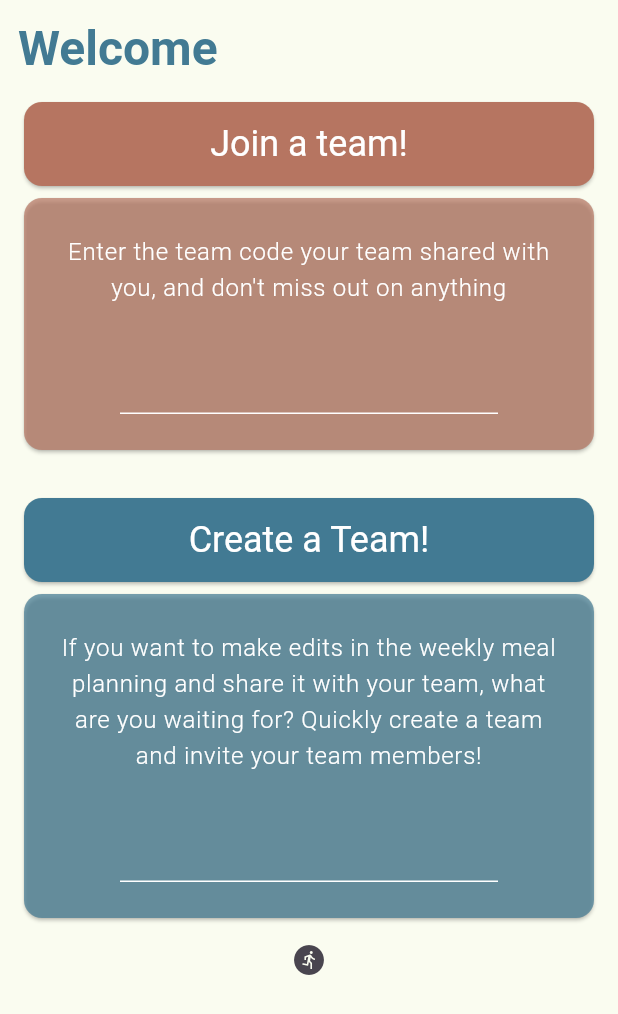
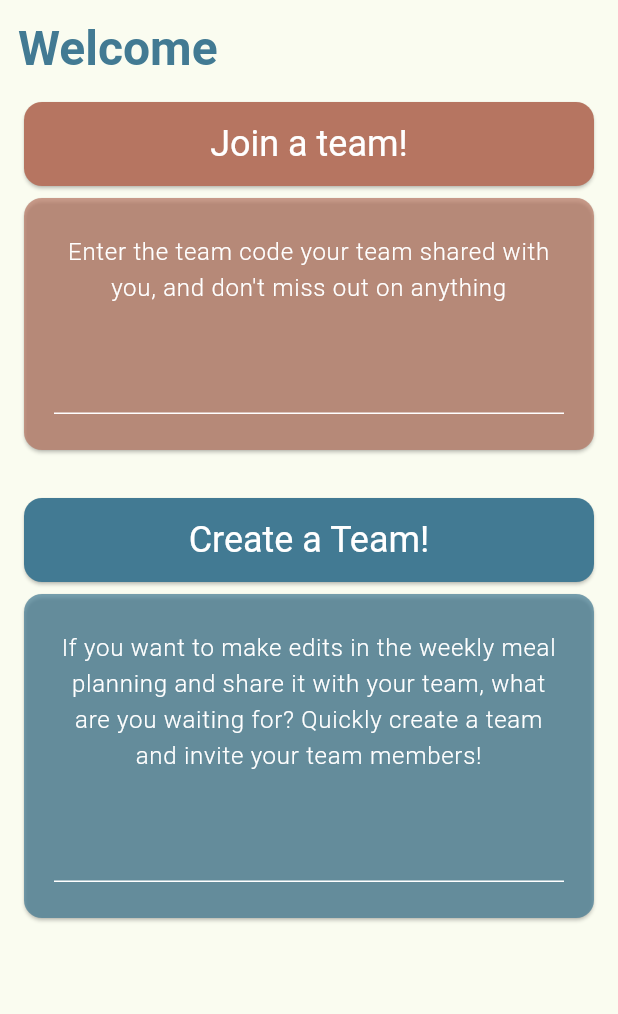
Before and after one commit to Ceren-Canbaz/Dinners-of-Week, a Flutter app: the TeamPage screen opened directly with empty values, on a phone screen of 412 x 824 dp. Shown: the top 1014 px of the screen. Run offline on Flutter 3.47's test engine with Material 3 defaults, Android fonts, the phone set to English and light mode, and no system bars; our stand-ins replace bloc, equatable, flutter_bloc, flutter_dotenv, shared_preferences and 1 more; missing offline and left inert: dart:ffi; accounts and stored records are empty.

Commit message:
ui: team page ui fixes

```diff
--- a/lib/features/team/presentation/team/team_page.dart
+++ b/lib/features/team/presentation/team/team_page.dart
@@ -3,12 +3,14 @@ import 'package:dinners_of_week/features/team/presentation/team/team_bloc/team_b
 import 'package:dinners_of_week/auth/data/models/team_user.dart';
 import 'package:dinners_of_week/features/team/data/models/team.dart';
 import 'package:dinners_of_week/features/team/domain/teams_repository.dart';
+
 import 'package:flutter/material.dart';
+
 import 'package:flutter_bloc/flutter_bloc.dart';
 import 'package:shared_preferences/shared_preferences.dart';
 
 class TeamPage extends StatefulWidget {
-  const TeamPage({super.key, required this.user});
+  TeamPage({super.key, required this.user});
 
   ///TODO: move to initial and make singleton.
   final TeamUser user;
@@ -103,11 +105,7 @@ class _TeamPageState extends State<TeamPage> {
                           const SizedBox(
                             height: 24,
                           ),
-                          Padding(
-                            padding: const EdgeInsets.symmetric(
-                              horizontal: 64.0,
-                            ),
-                            child: BlocConsumer<TeamBloc, TeamState>(
+                          BlocConsumer<TeamBloc, TeamState>(
                             listener: (context, state) {
                               if (state is TeamJoinedState) {
                                 Navigator.of(context).pushReplacementNamed(
@@ -117,7 +115,11 @@ class _TeamPageState extends State<TeamPage> {
                               }
                             },
                             builder: (context, state) {
-                                return TextField(
+                              return Padding(
+                                padding: const EdgeInsets.symmetric(
+                                  horizontal: 20,
+                                ),
+                                child: TextField(
                                   onSubmitted: (value) {
                                     BlocProvider.of<TeamBloc>(context).add(
                                       TeamJoinEvent(
@@ -136,13 +138,13 @@ class _TeamPageState extends State<TeamPage> {
                                           BorderSide(color: Colors.white),
                                     ),
                                   ),
+                                ),
                               );
                             },
                           ),
-                          ),
                           const SizedBox(
                             height: 24,
-                          )
+                          ),
                         ],
                       ),
                     ),
@@ -193,7 +195,7 @@ class _TeamPageState extends State<TeamPage> {
                           ),
                           Padding(
                               padding: const EdgeInsets.symmetric(
-                                horizontal: 64.0,
+                                horizontal: 20,
                               ),
                               child: BlocConsumer<TeamBloc, TeamState>(
                                   listener: (context, state) {
@@ -232,14 +234,6 @@ class _TeamPageState extends State<TeamPage> {
                     ),
                   ],
                 ),
-                IconButton(
-                    onPressed: () async {
-                      final prefs = await SharedPreferences.getInstance();
-
-                      await prefs.remove('dowUsername');
-                      setState(() {});
-                    },
-                    icon: const Icon(Icons.run_circle))
               ],
             ),
           ),
```
Lines whose indentation alone changed are shown as unchanged.
